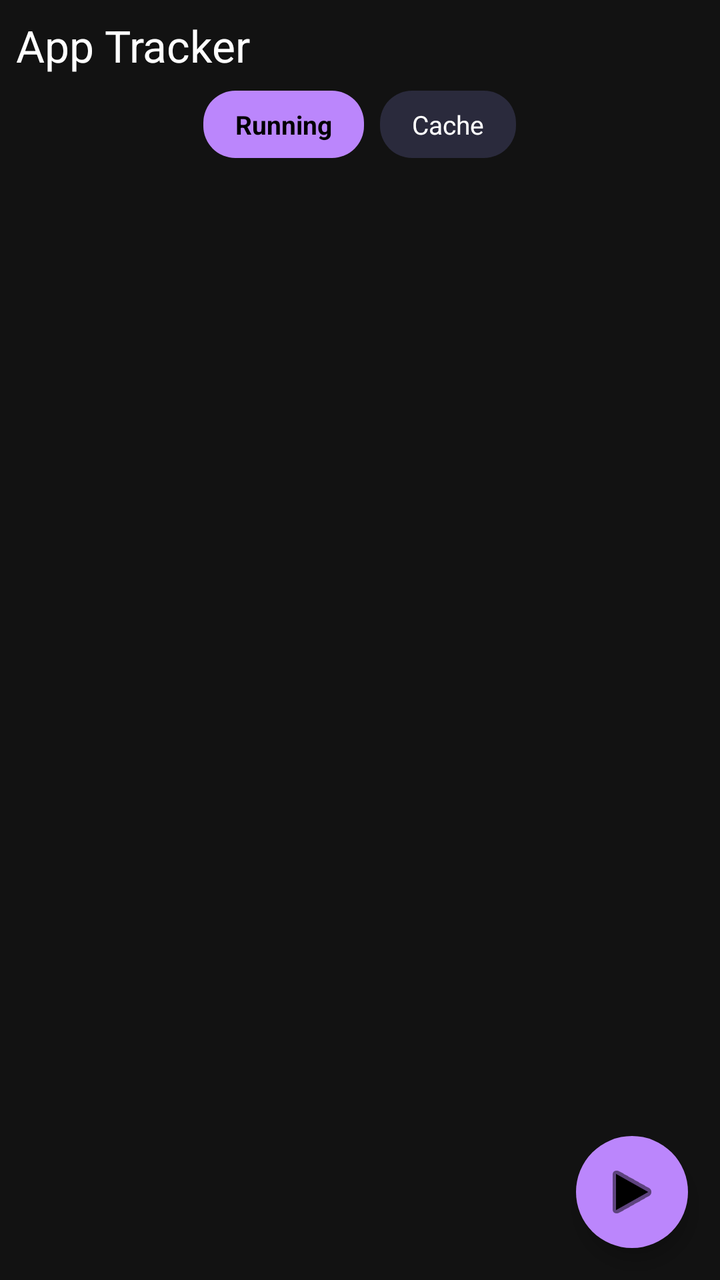
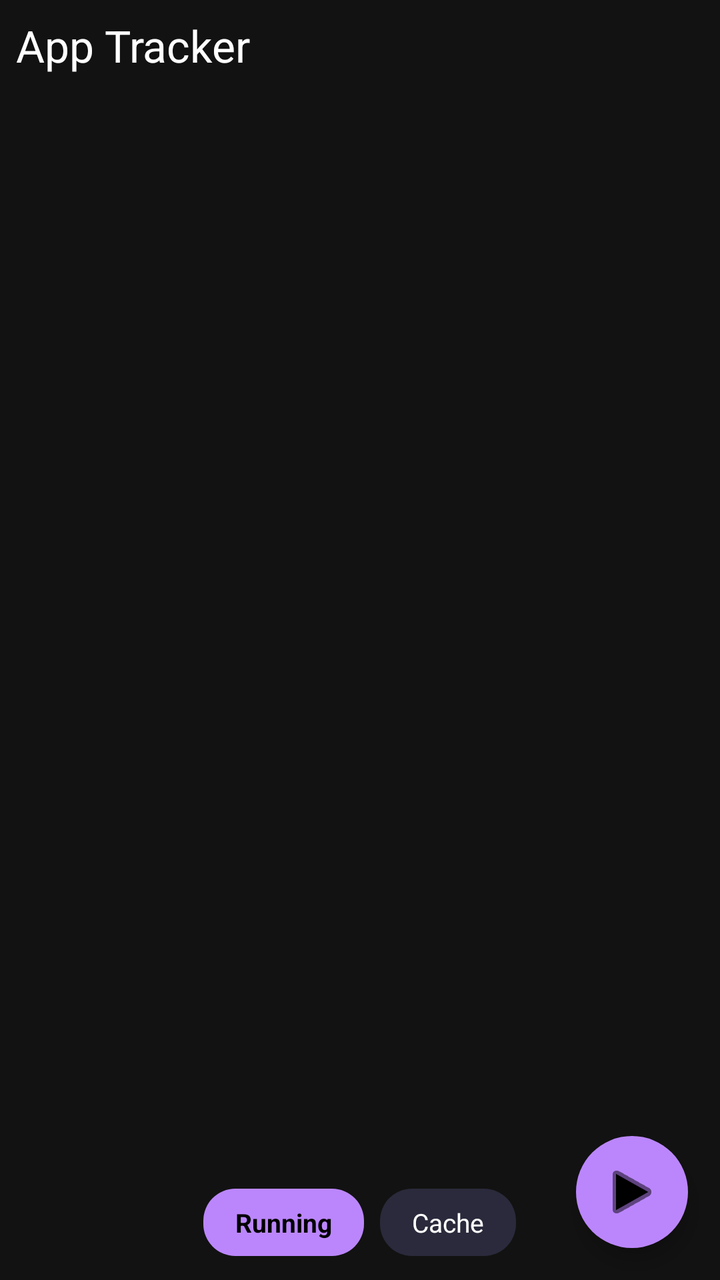

Screens rendered from an Android XML layout before and after an edit, with the pre-edit source and the edit as a unified diff.
<!-- AndroidManifest.xml: application theme Theme.LiteReader -->
<!-- res/layout/page_app_tracker.xml -->
<?xml version="1.0" encoding="utf-8"?>
<FrameLayout xmlns:android="http://schemas.android.com/apk/res/android"
    android:layout_width="match_parent"
    android:layout_height="match_parent"
    android:background="#121212">

    <LinearLayout
        android:layout_width="match_parent"
        android:layout_height="match_parent"
        android:orientation="vertical"
        android:padding="8dp">

        <TextView
            android:layout_width="wrap_content"
            android:layout_height="wrap_content"
            android:text="App Tracker"
            android:textColor="#FFFFFF"
            android:textSize="22sp"
            android:paddingBottom="8dp" />

        <LinearLayout
            android:id="@+id/ll_permission_banner"
            android:layout_width="match_parent"
            android:layout_height="wrap_content"
            android:layout_marginBottom="8dp"
            android:background="#3B2D26"
            android:orientation="horizontal"
            android:padding="10dp"
            android:visibility="gone"
            android:gravity="center_vertical">

            <LinearLayout
                android:layout_width="0dp"
                android:layout_height="wrap_content"
                android:layout_weight="1"
                android:orientation="vertical">

                <TextView
                    android:layout_width="wrap_content"
                    android:layout_height="wrap_content"
                    android:text="Usage Stats Needed"
                    android:textColor="#FFB74D"
                    android:textSize="13sp"
                    android:textStyle="bold" />

                <TextView
                    android:layout_width="wrap_content"
                    android:layout_height="wrap_content"
                    android:text="Grant Usage Access to track active apps."
                    android:textColor="#CCCCCC"
                    android:textSize="11sp" />
            </LinearLayout>

            <Button
                android:id="@+id/btn_grant"
                android:layout_width="wrap_content"
                android:layout_height="wrap_content"
                android:backgroundTint="#FF9800"
                android:minHeight="0dp"
                android:minWidth="0dp"
                android:paddingLeft="10dp"
                android:paddingTop="4dp"
                android:paddingRight="10dp"
                android:paddingBottom="4dp"
                android:text="Grant"
                android:textColor="#000000"
                android:textSize="11sp" />
        </LinearLayout>

        <LinearLayout
            android:layout_width="match_parent"
            android:layout_height="wrap_content"
            android:gravity="center"
            android:orientation="horizontal"
            android:paddingBottom="8dp">

            <TextView
                android:id="@+id/tab_running"
                android:layout_width="wrap_content"
                android:layout_height="wrap_content"
                android:layout_marginEnd="4dp"
                android:background="@drawable/bg_tab_selected"
                android:paddingLeft="16dp"
                android:paddingTop="8dp"
                android:paddingRight="16dp"
                android:paddingBottom="8dp"
                android:text="Running"
                android:textColor="#000000"
                android:textSize="13sp"
                android:textStyle="bold" />

            <TextView
                android:id="@+id/tab_cache"
                android:layout_width="wrap_content"
                android:layout_height="wrap_content"
                android:layout_marginStart="4dp"
                android:background="@drawable/bg_tab_unselected"
                android:paddingLeft="16dp"
                android:paddingTop="8dp"
                android:paddingRight="16dp"
                android:paddingBottom="8dp"
                android:text="Cache"
                android:textColor="#FFFFFF"
                android:textSize="13sp" />
        </LinearLayout>

        <FrameLayout
            android:layout_width="match_parent"
            android:layout_height="0dp"
            android:layout_weight="1">

            <TextView
                android:id="@+id/tv_empty"
                android:layout_width="wrap_content"
                android:layout_height="wrap_content"
                android:layout_gravity="center"
                android:text="No data"
                android:textColor="#888888"
                android:visibility="gone" />

            <androidx.recyclerview.widget.RecyclerView
                android:id="@+id/recycler_view"
                android:layout_width="match_parent"
                android:layout_height="match_parent"
                android:clipToPadding="false"
                android:paddingBottom="80dp" />

        </FrameLayout>
    </LinearLayout>

    <ImageButton
        android:id="@+id/fab_stop_all"
        android:layout_width="56dp"
        android:layout_height="56dp"
        android:layout_gravity="bottom|end"
        android:layout_margin="16dp"
        android:background="@drawable/bg_fab_circle"
        android:elevation="6dp"
        android:src="@android:drawable/ic_media_play"
        android:tint="#000000"
        android:contentDescription="Stop All" />

</FrameLayout>
<!-- resources referenced by this layout -->
<resources>
  <!-- drawable bg_fab_circle (drawable) -->
  <?xml version="1.0" encoding="utf-8"?>
  <ripple xmlns:android="http://schemas.android.com/apk/res/android"
      android:color="#40FFFFFF">
      <item>
          <shape android:shape="oval">
              <solid android:color="#BB86FC" />
          </shape>
      </item>
  </ripple>
  <!-- drawable bg_tab_selected (drawable) -->
  <?xml version="1.0" encoding="utf-8"?>
  <shape xmlns:android="http://schemas.android.com/apk/res/android" android:shape="rectangle">
      <corners android:radius="16dp" />
      <solid android:color="#BB86FC" />
  </shape>
  <!-- drawable bg_tab_unselected (drawable) -->
  <?xml version="1.0" encoding="utf-8"?>
  <shape xmlns:android="http://schemas.android.com/apk/res/android" android:shape="rectangle">
      <corners android:radius="16dp" />
      <solid android:color="#2A2A3C" />
  </shape>
  <style name="Theme.LiteReader" parent="android:Theme.Material.Light.NoActionBar" />
</resources>

<!-- the commit's change to res/layout/page_app_tracker.xml (unified diff, before → after) -->
@@ -67,12 +67,38 @@
                 android:textSize="11sp" />
         </LinearLayout>
 
+        
+        <FrameLayout
+            android:layout_width="match_parent"
+            android:layout_height="0dp"
+            android:layout_weight="1">
+
+            <TextView
+                android:id="@+id/tv_empty"
+                android:layout_width="wrap_content"
+                android:layout_height="wrap_content"
+                android:layout_gravity="center"
+                android:text="No data"
+                android:textColor="#888888"
+                android:visibility="gone" />
+
+            <androidx.recyclerview.widget.RecyclerView
+                android:id="@+id/recycler_view"
+                android:layout_width="match_parent"
+                android:layout_height="match_parent"
+                android:clipToPadding="false"
+                android:paddingBottom="80dp" />
+
+        </FrameLayout>
+
+        
         <LinearLayout
             android:layout_width="match_parent"
             android:layout_height="wrap_content"
             android:gravity="center"
             android:orientation="horizontal"
-            android:paddingBottom="8dp">
+            android:paddingTop="8dp"
+            android:paddingBottom="4dp">
 
             <TextView
                 android:id="@+id/tab_running"
@@ -104,28 +130,6 @@
                 android:textSize="13sp" />
         </LinearLayout>
 
-        <FrameLayout
-            android:layout_width="match_parent"
-            android:layout_height="0dp"
-            android:layout_weight="1">
-
-            <TextView
-                android:id="@+id/tv_empty"
-                android:layout_width="wrap_content"
-                android:layout_height="wrap_content"
-                android:layout_gravity="center"
-                android:text="No data"
-                android:textColor="#888888"
-                android:visibility="gone" />
-
-            <androidx.recyclerview.widget.RecyclerView
-                android:id="@+id/recycler_view"
-                android:layout_width="match_parent"
-                android:layout_height="match_parent"
-                android:clipToPadding="false"
-                android:paddingBottom="80dp" />
-
-        </FrameLayout>
     </LinearLayout>
 
     <ImageButton
@@ -134,6 +138,7 @@
         android:layout_height="56dp"
         android:layout_gravity="bottom|end"
         android:layout_margin="16dp"
+        android:layout_marginBottom="64dp"
         android:background="@drawable/bg_fab_circle"
         android:elevation="6dp"
         android:src="@android:drawable/ic_media_play"
